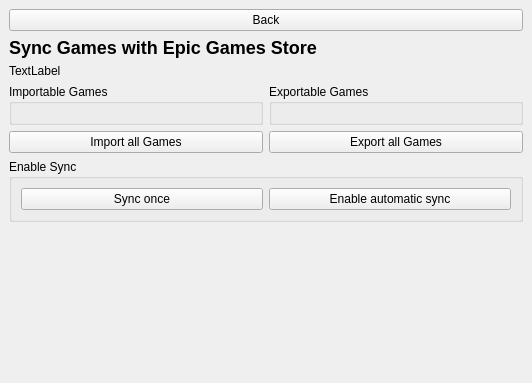
Old version of the form rare/ui/components/tabs/settings/legendary.ui in the repository RareDevs/Rare.
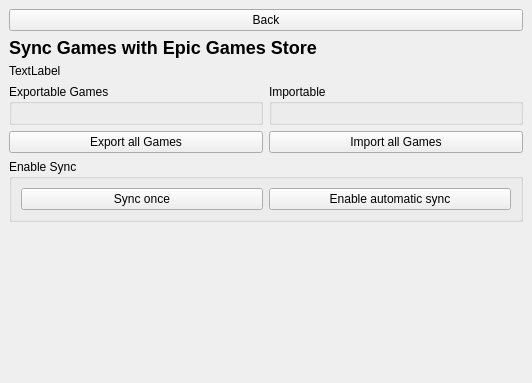
New version of the form.

The edit to the form file:
```diff
--- a/rare/ui/components/tabs/settings/legendary.ui
+++ b/rare/ui/components/tabs/settings/legendary.ui
@@ -158,36 +158,36 @@
     </item>
     <item>
      <layout class="QGridLayout" name="gridLayout">
-      <item row="0" column="1">
-       <widget class="QGroupBox" name="importable_games">
-        <property name="title">
-         <string>Exportable Games</string>
-        </property>
-        <layout class="QVBoxLayout" name="verticalLayout_4"/>
-       </widget>
-      </item>
       <item row="0" column="0">
        <widget class="QGroupBox" name="exportable_games">
         <property name="title">
-         <string>Importable Games</string>
+         <string>Exportable Games</string>
         </property>
         <layout class="QVBoxLayout" name="verticalLayout_3"/>
        </widget>
       </item>
+      <item row="0" column="1">
+       <widget class="QGroupBox" name="importable_games">
+        <property name="title">
+         <string>Importable</string>
+        </property>
+        <layout class="QVBoxLayout" name="verticalLayout_4"/>
+       </widget>
+      </item>
       <item row="1" column="0">
-       <widget class="QPushButton" name="import_all_button">
-        <property name="text">
-         <string>Import all Games</string>
-        </property>
-       </widget>
-      </item>
-      <item row="1" column="1">
        <widget class="QPushButton" name="export_all_button">
         <property name="text">
          <string>Export all Games</string>
         </property>
        </widget>
       </item>
+      <item row="1" column="1">
+       <widget class="QPushButton" name="import_all_button">
+        <property name="text">
+         <string>Import all Games</string>
+        </property>
+       </widget>
+      </item>
      </layout>
     </item>
     <item>
```
